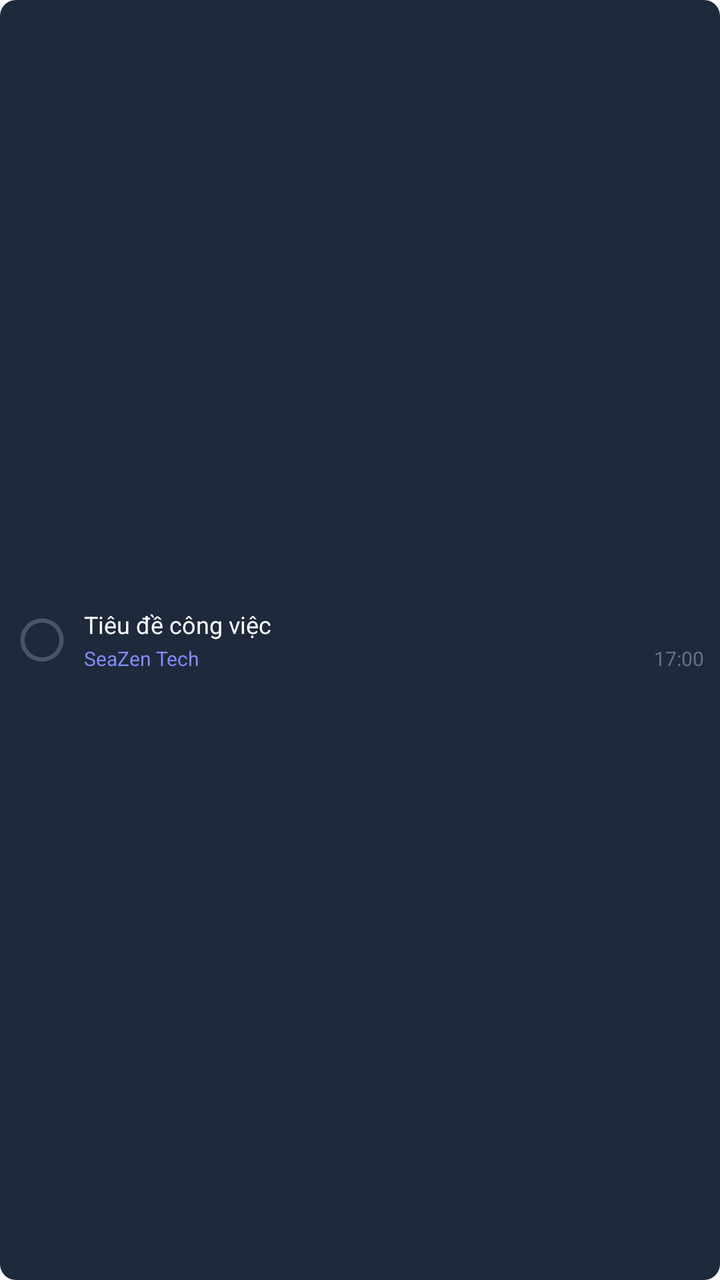
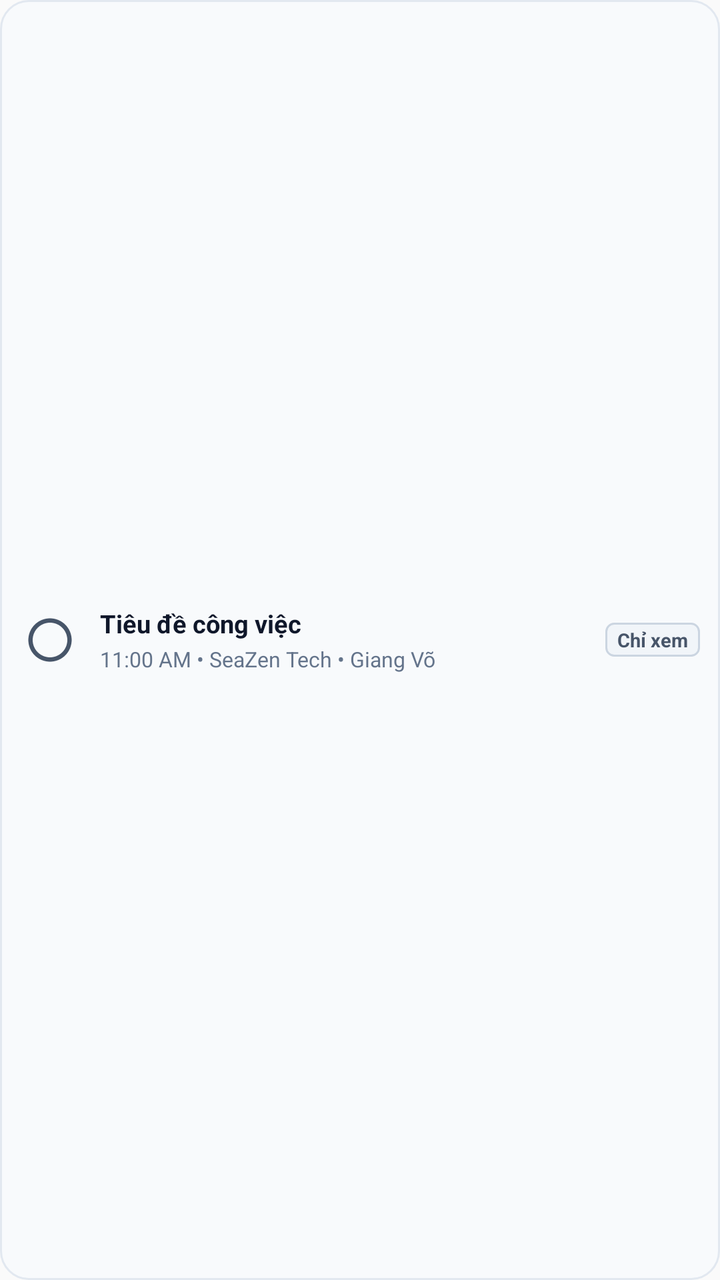

An Android layout rendered at two revisions. The XML below is the earlier revision; the diff shows what the commit changed to produce the second picture.
<!-- AndroidManifest.xml: application theme Theme.SeaZenTaskApp -->
<!-- res/layout/widget_task_item.xml -->
<?xml version="1.0" encoding="utf-8"?>
<LinearLayout xmlns:android="http://schemas.android.com/apk/res/android"
    android:id="@+id/widget_item_row"
    android:layout_width="match_parent"
    android:layout_height="wrap_content"
    android:layout_marginBottom="5dp"
    android:background="@drawable/widget_bg_item"
    android:gravity="center_vertical"
    android:orientation="horizontal"
    android:paddingStart="8dp"
    android:paddingTop="7dp"
    android:paddingEnd="8dp"
    android:paddingBottom="7dp">

    
    <ImageButton
        android:id="@+id/widget_item_check_btn"
        android:layout_width="26dp"
        android:layout_height="26dp"
        android:background="@android:color/transparent"
        android:contentDescription="Đánh dấu hoàn thành"
        android:scaleType="fitCenter"
        android:src="@drawable/ic_widget_check_off" />

    
    <LinearLayout
        android:layout_width="0dp"
        android:layout_height="wrap_content"
        android:layout_marginStart="8dp"
        android:layout_weight="1"
        android:orientation="vertical">

        
        <LinearLayout
            android:layout_width="match_parent"
            android:layout_height="wrap_content"
            android:gravity="center_vertical"
            android:orientation="horizontal">

            <TextView
                android:id="@+id/widget_item_tag"
                android:layout_width="wrap_content"
                android:layout_height="wrap_content"
                android:layout_marginEnd="5dp"
                android:background="@drawable/widget_badge_red"
                android:paddingStart="4dp"
                android:paddingTop="1dp"
                android:paddingEnd="4dp"
                android:paddingBottom="1dp"
                android:text="TRỄ"
                android:textColor="#FEE2E2"
                android:textSize="8sp"
                android:textStyle="bold"
                android:visibility="gone" />

            <TextView
                android:id="@+id/widget_item_title"
                android:layout_width="0dp"
                android:layout_height="wrap_content"
                android:layout_weight="1"
                android:ellipsize="end"
                android:maxLines="1"
                android:text="Tiêu đề công việc"
                android:textColor="#F8FAFC"
                android:textSize="12sp"
                android:textStyle="normal" />
        </LinearLayout>

        
        <LinearLayout
            android:layout_width="match_parent"
            android:layout_height="wrap_content"
            android:layout_marginTop="2dp"
            android:gravity="center_vertical"
            android:orientation="horizontal">

            <TextView
                android:id="@+id/widget_item_project"
                android:layout_width="0dp"
                android:layout_height="wrap_content"
                android:layout_weight="1"
                android:ellipsize="end"
                android:maxLines="1"
                android:text="SeaZen Tech"
                android:textColor="#818CF8"
                android:textSize="10sp" />

            <TextView
                android:id="@+id/widget_item_time"
                android:layout_width="wrap_content"
                android:layout_height="wrap_content"
                android:text="17:00"
                android:textColor="#64748B"
                android:textSize="10sp" />
        </LinearLayout>
    </LinearLayout>
</LinearLayout>
<!-- resources referenced by this layout -->
<resources>
  <!-- drawable ic_widget_check_off (drawable) -->
  <vector xmlns:android="http://schemas.android.com/apk/res/android"
      android:width="22dp"
      android:height="22dp"
      android:viewportWidth="24"
      android:viewportHeight="24">
      <path
          android:fillColor="#475569"
          android:pathData="M12,2C6.48,2 2,6.48 2,12s4.48,10 10,10 10,-4.48 10,-10S17.52,2 12,2zm0,18c-4.42,0 -8,-3.58 -8,-8s3.58,-8 8,-8 8,3.58 8,8 -3.58,8 -8,8z" />
  </vector>
  <!-- drawable widget_badge_red (drawable) -->
  <?xml version="1.0" encoding="utf-8"?>
  <shape xmlns:android="http://schemas.android.com/apk/res/android"
      android:shape="rectangle">
      <solid android:color="#7F1D1D" />
      <corners android:radius="4dp" />
      <stroke
          android:width="1dp"
          android:color="#DC2626" />
  </shape>
  <!-- drawable widget_bg_item (drawable) -->
  <?xml version="1.0" encoding="utf-8"?>
  <shape xmlns:android="http://schemas.android.com/apk/res/android"
      android:shape="rectangle">
      <solid android:color="#1E293B" />
      <corners android:radius="8dp" />
  </shape>
  <style name="Theme.SeaZenTaskApp" parent="android:Theme.Material.Light.NoActionBar" />
</resources>

<!-- the commit's change to res/layout/widget_task_item.xml (unified diff, before → after) -->
@@ -3,95 +3,90 @@
     android:id="@+id/widget_item_row"
     android:layout_width="match_parent"
     android:layout_height="wrap_content"
-    android:layout_marginBottom="5dp"
-    android:background="@drawable/widget_bg_item"
+    android:layout_marginBottom="6dp"
+    android:background="@drawable/widget_white_item_bg"
     android:gravity="center_vertical"
     android:orientation="horizontal"
-    android:paddingStart="8dp"
-    android:paddingTop="7dp"
-    android:paddingEnd="8dp"
-    android:paddingBottom="7dp">
+    android:paddingStart="10dp"
+    android:paddingTop="9dp"
+    android:paddingEnd="10dp"
+    android:paddingBottom="9dp">
 
     
-    <ImageButton
-        android:id="@+id/widget_item_check_btn"
-        android:layout_width="26dp"
-        android:layout_height="26dp"
-        android:background="@android:color/transparent"
-        android:contentDescription="Đánh dấu hoàn thành"
-        android:scaleType="fitCenter"
-        android:src="@drawable/ic_widget_check_off" />
+    <FrameLayout
+        android:layout_width="30dp"
+        android:layout_height="30dp"
+        android:gravity="center">
+
+        
+        <ImageButton
+            android:id="@+id/widget_item_check_btn"
+            android:layout_width="26dp"
+            android:layout_height="26dp"
+            android:layout_gravity="center"
+            android:background="@android:color/transparent"
+            android:contentDescription="Đánh dấu hoàn thành"
+            android:scaleType="fitCenter"
+            android:src="@drawable/ic_widget_check_off" />
+
+        
+        <ImageView
+            android:id="@+id/widget_item_lock_icon"
+            android:layout_width="24dp"
+            android:layout_height="24dp"
+            android:layout_gravity="center"
+            android:background="@drawable/widget_day_today_bg"
+            android:contentDescription="Chỉ xem"
+            android:padding="4dp"
+            android:scaleType="fitCenter"
+            android:src="@drawable/ic_widget_lock"
+            android:visibility="gone" />
+    </FrameLayout>
 
     
     <LinearLayout
         android:layout_width="0dp"
         android:layout_height="wrap_content"
-        android:layout_marginStart="8dp"
+        android:layout_marginStart="10dp"
         android:layout_weight="1"
         android:orientation="vertical">
 
-        
-        <LinearLayout
+        <TextView
+            android:id="@+id/widget_item_title"
             android:layout_width="match_parent"
             android:layout_height="wrap_content"
-            android:gravity="center_vertical"
-            android:orientation="horizontal">
+            android:ellipsize="end"
+            android:maxLines="1"
+            android:text="Tiêu đề công việc"
+            android:textColor="#0F172A"
+            android:textSize="12.5sp"
+            android:textStyle="bold" />
 
-            <TextView
-                android:id="@+id/widget_item_tag"
-                android:layout_width="wrap_content"
-                android:layout_height="wrap_content"
-                android:layout_marginEnd="5dp"
-                android:background="@drawable/widget_badge_red"
-                android:paddingStart="4dp"
-                android:paddingTop="1dp"
-                android:paddingEnd="4dp"
-                android:paddingBottom="1dp"
-                android:text="TRỄ"
-                android:textColor="#FEE2E2"
-                android:textSize="8sp"
-                android:textStyle="bold"
-                android:visibility="gone" />
-
-            <TextView
-                android:id="@+id/widget_item_title"
-                android:layout_width="0dp"
-                android:layout_height="wrap_content"
-                android:layout_weight="1"
-                android:ellipsize="end"
-                android:maxLines="1"
-                android:text="Tiêu đề công việc"
-                android:textColor="#F8FAFC"
-                android:textSize="12sp"
-                android:textStyle="normal" />
-        </LinearLayout>
-
-        
-        <LinearLayout
+        <TextView
+            android:id="@+id/widget_item_sub"
             android:layout_width="match_parent"
             android:layout_height="wrap_content"
             android:layout_marginTop="2dp"
-            android:gravity="center_vertical"
-            android:orientation="horizontal">
+            android:ellipsize="end"
+            android:maxLines="1"
+            android:text="11:00 AM • SeaZen Tech • Giang Võ"
+            android:textColor="#64748B"
+            android:textSize="10.5sp" />
+    </LinearLayout>
 
-            <TextView
-                android:id="@+id/widget_item_project"
-                android:layout_width="0dp"
-                android:layout_height="wrap_content"
-                android:layout_weight="1"
-                android:ellipsize="end"
-                android:maxLines="1"
-                android:text="SeaZen Tech"
-                android:textColor="#818CF8"
-                android:textSize="10sp" />
-
-            <TextView
-                android:id="@+id/widget_item_time"
-                android:layout_width="wrap_content"
-                android:layout_height="wrap_content"
-                android:text="17:00"
-                android:textColor="#64748B"
-                android:textSize="10sp" />
-        </LinearLayout>
-    </LinearLayout>
+    
+    <TextView
+        android:id="@+id/widget_item_tag"
+        android:layout_width="wrap_content"
+        android:layout_height="wrap_content"
+        android:layout_marginStart="6dp"
+        android:background="@drawable/widget_tag_readonly"
+        android:paddingStart="6dp"
+        android:paddingTop="2dp"
+        android:paddingEnd="6dp"
+        android:paddingBottom="2dp"
+        android:text="Chỉ xem"
+        android:textColor="#475569"
+        android:textSize="9.5sp"
+        android:textStyle="bold" />
 </LinearLayout>
<!-- resource entries referenced after the edit -->
@@ -10,22 +10,47 @@
           android:fillColor="#475569"
           android:pathData="M12,2C6.48,2 2,6.48 2,12s4.48,10 10,10 10,-4.48 10,-10S17.52,2 12,2zm0,18c-4.42,0 -8,-3.58 -8,-8s3.58,-8 8,-8 8,3.58 8,8 -3.58,8 -8,8z" />
   </vector>
-  <!-- drawable widget_badge_red (drawable) -->
+  <!-- drawable ic_widget_lock (drawable) -->
+  <vector xmlns:android="http://schemas.android.com/apk/res/android"
+      android:width="18dp"
+      android:height="18dp"
+      android:viewportWidth="24"
+      android:viewportHeight="24">
+      <path
+          android:fillColor="#94A3B8"
+          android:pathData="M18,8h-1V6c0,-2.76 -2.24,-5 -5,-5S7,3.24 7,6v2H6c-1.1,0 -2,0.9 -2,2v10c0,1.1 0.9,2 2,2h12c1.1,0 2,-0.9 2,-2V10c0,-1.1 -0.9,-2 -2,-2zm-6,9c-1.1,0 -2,-0.9 -2,-2s0.9,-2 2,-2 2,0.9 2,2 -0.9,2 -2,2zm3.1,-9H8.9V6c0,-1.71 1.39,-3.1 3.1,-3.1 1.71,0 3.1,1.39 3.1,3.1v2z" />
+  </vector>
+  <!-- drawable widget_day_today_bg (drawable) -->
+  <?xml version="1.0" encoding="utf-8"?>
+  <shape xmlns:android="http://schemas.android.com/apk/res/android"
+      android:shape="oval">
+      <solid android:color="#EEF2FF" />
+      <stroke
+          android:width="1.5dp"
+          android:color="#5B4DF6" />
+      <size
+          android:width="30dp"
+          android:height="30dp" />
+  </shape>
+  <!-- drawable widget_tag_readonly (drawable) -->
   <?xml version="1.0" encoding="utf-8"?>
   <shape xmlns:android="http://schemas.android.com/apk/res/android"
       android:shape="rectangle">
-      <solid android:color="#7F1D1D" />
+      <solid android:color="#F1F5F9" />
       <corners android:radius="4dp" />
       <stroke
           android:width="1dp"
-          android:color="#DC2626" />
+          android:color="#CBD5E1" />
   </shape>
-  <!-- drawable widget_bg_item (drawable) -->
+  <!-- drawable widget_white_item_bg (drawable) -->
   <?xml version="1.0" encoding="utf-8"?>
   <shape xmlns:android="http://schemas.android.com/apk/res/android"
       android:shape="rectangle">
-      <solid android:color="#1E293B" />
-      <corners android:radius="8dp" />
+      <solid android:color="#F8FAFC" />
+      <corners android:radius="14dp" />
+      <stroke
+          android:width="1dp"
+          android:color="#E2E8F0" />
   </shape>
   <style name="Theme.SeaZenTaskApp" parent="android:Theme.Material.Light.NoActionBar" />
 </resources>
